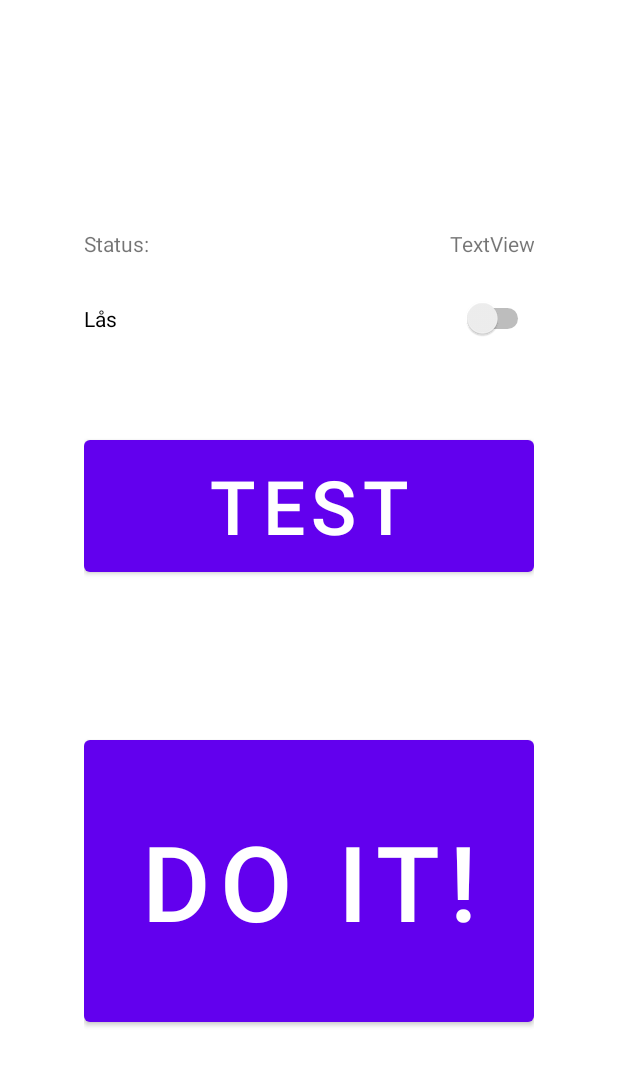
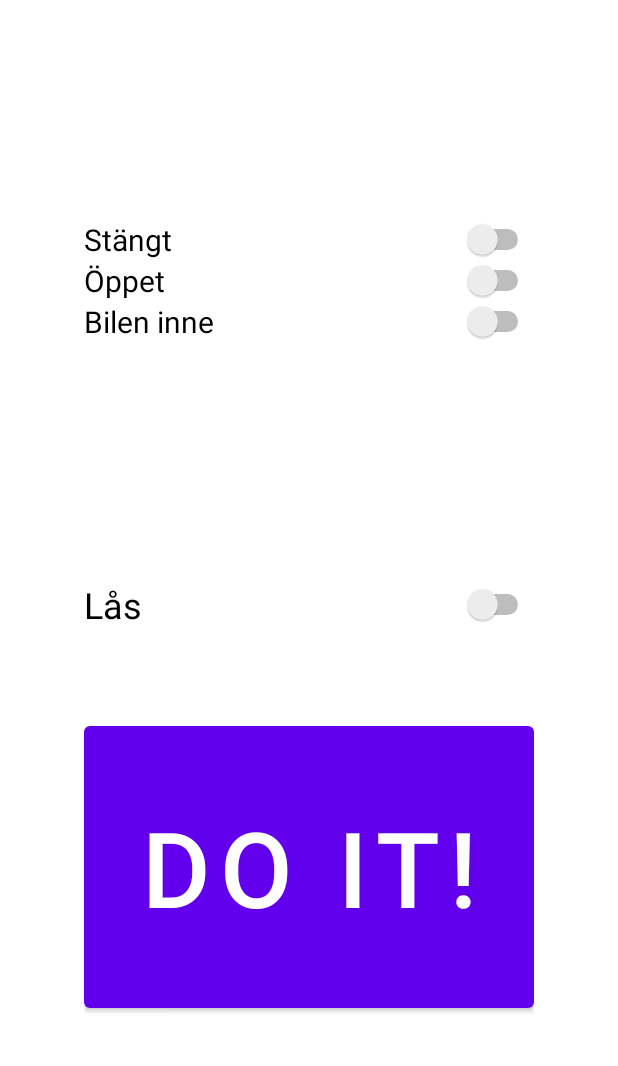
Before and after one commit to mnordlund/GarageController, an Android app: the screen it shows after launch (MainActivity), on a phone screen of 412 x 824 dp. Shown: the top 1066 px of the screen. Run offline under Robolectric (Android 15) with nearby library versions, the phone set to English and light mode, and no system bars; our stand-ins replace Firebase (no records; nobody signed in at launch, a user with empty details on screens opened directly); 4 statements that could not run were skipped.

Commit message:
Added status and lock functionality

```diff
--- a/Android/src/GarageController/app/src/main/res/layout/activity_main.xml
+++ b/Android/src/GarageController/app/src/main/res/layout/activity_main.xml
@@ -15,58 +15,48 @@
         app:layout_constraintStart_toStartOf="parent"
         app:layout_constraintTop_toTopOf="parent">
 
-        <LinearLayout
+        <Switch
+            android:id="@+id/Closed"
             android:layout_width="match_parent"
-            android:layout_height="match_parent"
-            android:gravity="center_vertical"
-            android:minHeight="50dp"
-            android:orientation="horizontal"
-            android:textAlignment="inherit">
+            android:layout_height="wrap_content"
+            android:clickable="false"
+            android:text="Stängt"
+            android:textSize="20sp" />
 
-            <TextView
-                android:id="@+id/StatusLabel"
-                android:layout_width="wrap_content"
-                android:layout_height="wrap_content"
-                android:layout_weight="1"
-                android:gravity="center_vertical"
-                android:text="Status:" />
+        <Switch
+            android:id="@+id/Opened"
+            android:layout_width="match_parent"
+            android:layout_height="wrap_content"
+            android:clickable="false"
+            android:text="Öppet"
+            android:textSize="20sp" />
 
-            <TextView
-                android:id="@+id/status"
-                android:layout_width="wrap_content"
-                android:layout_height="wrap_content"
-                android:layout_weight="1"
-                android:gravity="right"
-                android:text="TextView" />
+        <Switch
+            android:id="@+id/CarInGarage"
+            android:layout_width="match_parent"
+            android:layout_height="wrap_content"
+            android:clickable="false"
+            android:text="Bilen inne"
+            android:textSize="20sp" />
 
-        </LinearLayout>
+        <Space
+            android:layout_width="match_parent"
+            android:layout_height="wrap_content"
+            android:minHeight="150dp" />
 
         <Switch
             android:id="@+id/lock"
             android:layout_width="match_parent"
             android:layout_height="wrap_content"
             android:height="50dp"
-            android:text="Lås" />
+            android:onClick="onLock"
+            android:text="Lås"
+            android:textSize="24sp" />
 
         <Space
             android:layout_width="match_parent"
             android:layout_height="wrap_content"
             android:minHeight="50dp" />
-
-        <Button
-            android:id="@+id/button"
-            android:layout_width="wrap_content"
-            android:layout_height="wrap_content"
-            android:width="300dp"
-            android:height="100dp"
-            android:onClick="onTestButton"
-            android:text="Test"
-            android:textSize="50sp" />
-
-        <Space
-            android:layout_width="match_parent"
-            android:layout_height="wrap_content"
-            android:minHeight="100dp" />
 
         <Button
             android:layout_width="wrap_content"
```
Also changed, not shown: Android/src/GarageController/app/src/main/java/se/mnordlund/garagecontroller/DoorHandler.kt (+12 -0 lines), Android/src/GarageController/app/src/main/java/se/mnordlund/garagecontroller/MainActivity.kt (+49 -51 lines).
